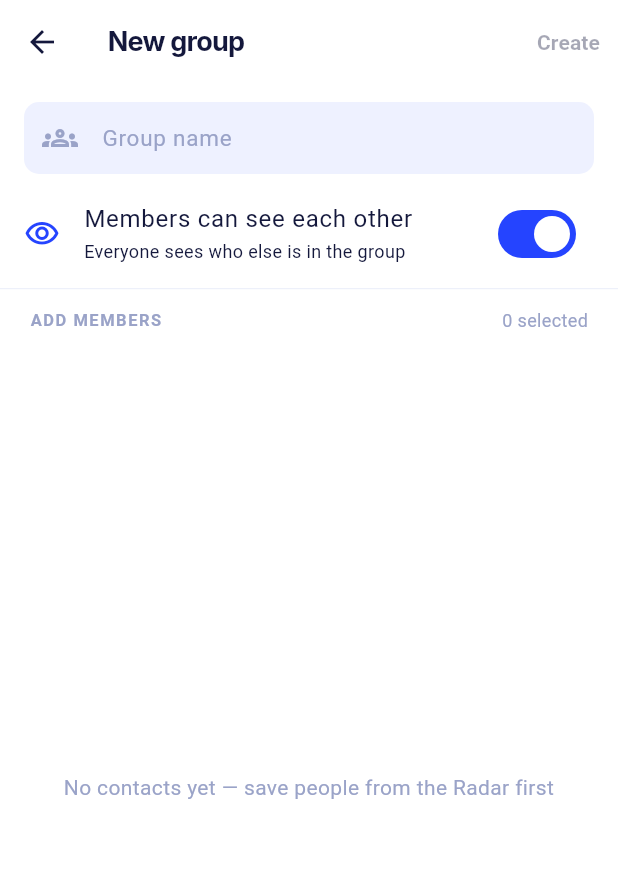
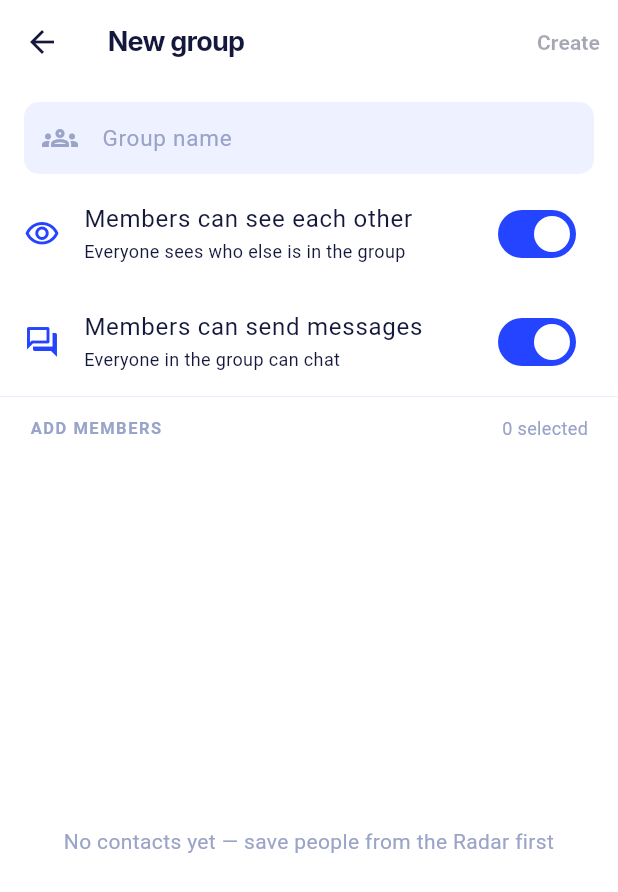
Before and after one commit to dseelam1s/Bitchat, a Flutter app: the CreateGroupScreen screen opened directly with empty values, on a phone screen of 412 x 824 dp. Shown: the top 892 px of the screen. Run offline on Flutter 3.47's test engine with Material 3 defaults, Android fonts, the phone set to English and light mode, and no system bars; our stand-ins replace audioplayers, cached_network_image, connectivity_plus, firebase_core, firebase_messaging, flutter_blue_plus and 8 more; missing offline and left inert: cryptography, flutter_callkit_incoming, flutter_webrtc, nearby_connections, nostr_tools, record; accounts and stored records are empty; generated files the repository leaves out were written again.

Commit message:
feat: announcement groups — admin can restrict who sends messages
New 'Members can send messages' toggle on group creation (default on).
Off = announcement group: server fan-out drops non-admin messages
(enforced in the consumer, not just UI), members see a read-only bar
instead of the composer, and the flag rides the E2E invite so members
get it without a server round-trip. Group model gains
members_can_message (migration 0012; group views are imported directly
by urls.py so no facade change needed). Client DB v18 adds
groups.membersCanMessage.

Co-Authored-By: Claude Fable 5 <noreply@anthropic.com>

```diff
--- a/mobile/lib/core/server_service.dart
+++ b/mobile/lib/core/server_service.dart
@@ -849,12 +849,14 @@ class ServerService {
     required String groupId,
     required String name,
     required bool membersVisible,
+    bool membersCanMessage = true,
     required List<String> memberPubkeys,
   }) async {
     return _post('groups/create/', {
       'group_id': groupId,
       'name': name,
       'members_visible': membersVisible,
+      'members_can_message': membersCanMessage,
       'member_pubkeys': memberPubkeys,
     }, authenticated: true);
   }
--- a/mobile/lib/features/groups/screens/create_group_screen.dart
+++ b/mobile/lib/features/groups/screens/create_group_screen.dart
@@ -23,6 +23,7 @@ class _CreateGroupScreenState extends State<CreateGroupScreen> {
   List<Contact> _contacts = [];
   final Set<String> _selected = {};
   bool _membersVisible = true;
+  bool _membersCanMessage = true;
   bool _creating = false;
 
   @override
@@ -48,6 +49,7 @@ class _CreateGroupScreenState extends State<CreateGroupScreen> {
     final groupId = await widget.groupService.createGroup(
       name: name,
       membersVisible: _membersVisible,
+      membersCanMessage: _membersCanMessage,
       members: _selected.toList(),
     );
     if (!mounted) return;
@@ -115,6 +117,22 @@ class _CreateGroupScreenState extends State<CreateGroupScreen> {
               color: _membersVisible ? AppColors.primary : AppColors.coral,
             ),
           ),
+          SwitchListTile(
+            value: _membersCanMessage,
+            onChanged: (v) => setState(() => _membersCanMessage = v),
+            title: const Text('Members can send messages'),
+            subtitle: Text(
+              _membersCanMessage
+                  ? 'Everyone in the group can chat'
+                  : 'Announcement group — only you (admin) can send; '
+                      'members can read but not reply',
+              style: const TextStyle(fontSize: 12),
+            ),
+            secondary: Icon(
+              _membersCanMessage ? Icons.forum_outlined : Icons.campaign_outlined,
+              color: _membersCanMessage ? AppColors.primary : AppColors.coral,
+            ),
+          ),
           const Divider(height: 1),
           Padding(
             padding: const EdgeInsets.fromLTRB(20, 12, 20, 4),
```
Also changed, not shown: mobile/lib/core/database_service.dart (+9 -1 lines), mobile/lib/features/groups/screens/group_chat_screen.dart (+18 -0 lines), mobile/lib/features/groups/services/group_service.dart (+9 -0 lines), 4 other files.
